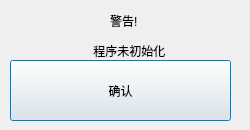
Above: warning.ui from Evan-425/Net-tools-based-on-Nmap before the change. Below: the same form after it.
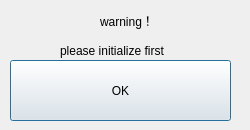
That is the form after the change.

Diff of the .ui file:
```diff
--- a/warning.ui
+++ b/warning.ui
@@ -23,33 +23,33 @@
     </rect>
    </property>
    <property name="text">
-    <string>确认</string>
+    <string>OK</string>
    </property>
   </widget>
   <widget class="QLabel" name="label">
    <property name="geometry">
     <rect>
-     <x>110</x>
+     <x>100</x>
      <y>10</y>
-     <width>31</width>
+     <width>101</width>
      <height>21</height>
     </rect>
    </property>
    <property name="text">
-    <string>警告!</string>
+    <string>warning！</string>
    </property>
   </widget>
   <widget class="QLabel" name="label_2">
    <property name="geometry">
     <rect>
-     <x>90</x>
+     <x>60</x>
      <y>30</y>
-     <width>111</width>
+     <width>161</width>
      <height>41</height>
     </rect>
    </property>
    <property name="text">
-    <string> 程序未初始化</string>
+    <string>please initialize first</string>
    </property>
   </widget>
  </widget>
```
